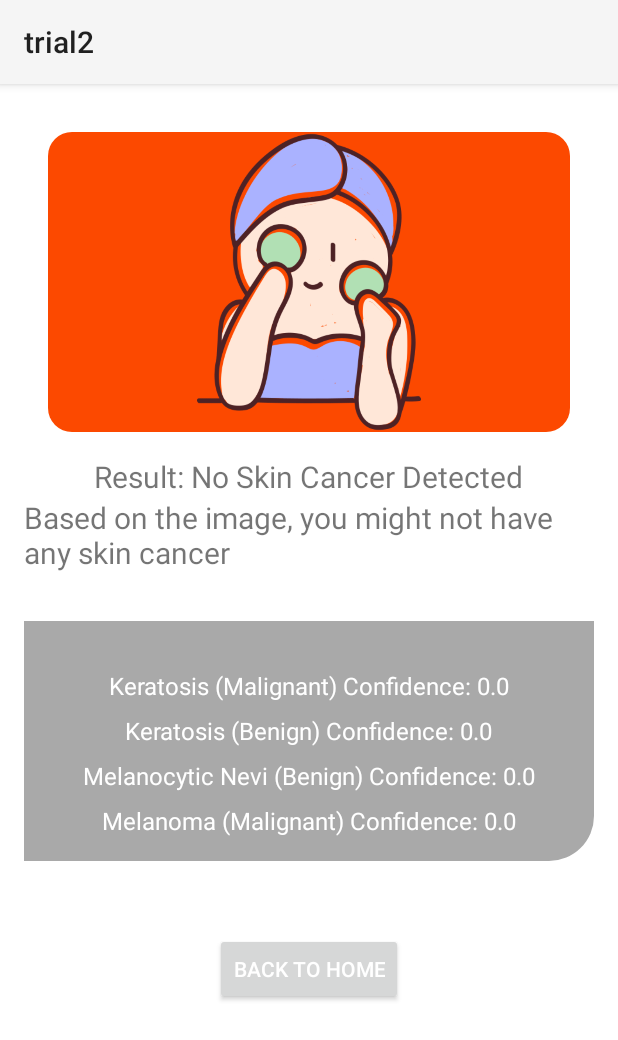
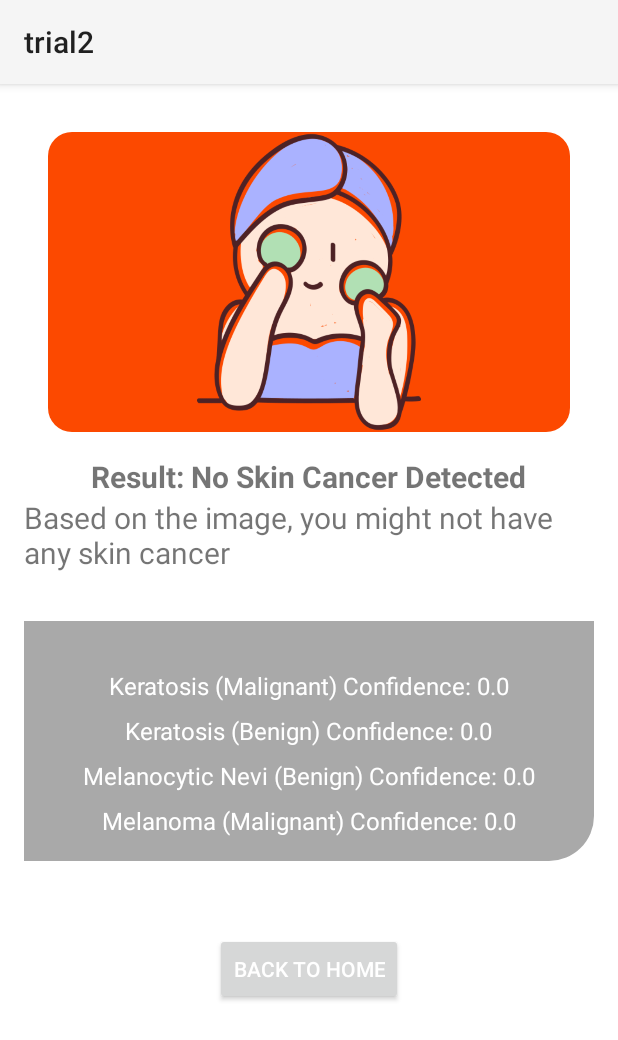
Before and after one commit to niraj-kumar-r/CancerDetect, an Android app: the ResultActivity screen opened directly, with no data from a screen before it, on a phone screen of 412 x 824 dp. Shown: the top 1040 px of the screen. Run offline under Robolectric (Android 15) with nearby library versions, the phone set to English and light mode, and no system bars.

Commit message:
Dev :RESULT page completed

```diff
--- /dev/null
+++ b/app/src/main/res/drawable/shaded_background.xml
@@ -0,0 +1,4 @@
+<shape xmlns:android="http://schemas.android.com/apk/res/android">
+    <solid android:color="#FFFFFF" /> <!-- Set the desired shade color and opacity -->
+    <corners android:radius="7dp" /> <!-- Set the corner radius as needed -->
+</shape>
--- a/app/src/main/res/layout/activity_main1.xml
+++ b/app/src/main/res/layout/activity_main1.xml
@@ -30,8 +30,10 @@
         android:layout_width="wrap_content"
         android:layout_height="wrap_content"
         android:textSize="20sp"
-        android:text="Result: "
-        android:layout_gravity="center_horizontal"/>
+        android:text="RESULT: "
+        android:textStyle="bold"
+        android:layout_gravity="center_horizontal"
+        android:background="@drawable/shaded_background" />
 
     <TextView
         android:id="@+id/descriptionTextView"
@@ -39,7 +41,9 @@
         android:layout_height="wrap_content"
         android:layout_gravity="center_horizontal"
         android:text="Based on the image, you might have: "
-        android:textSize="20sp" />
+        android:textSize="20sp"
+        android:background="@drawable/shaded_background" />
+
 
 
     <LinearLayout
```
